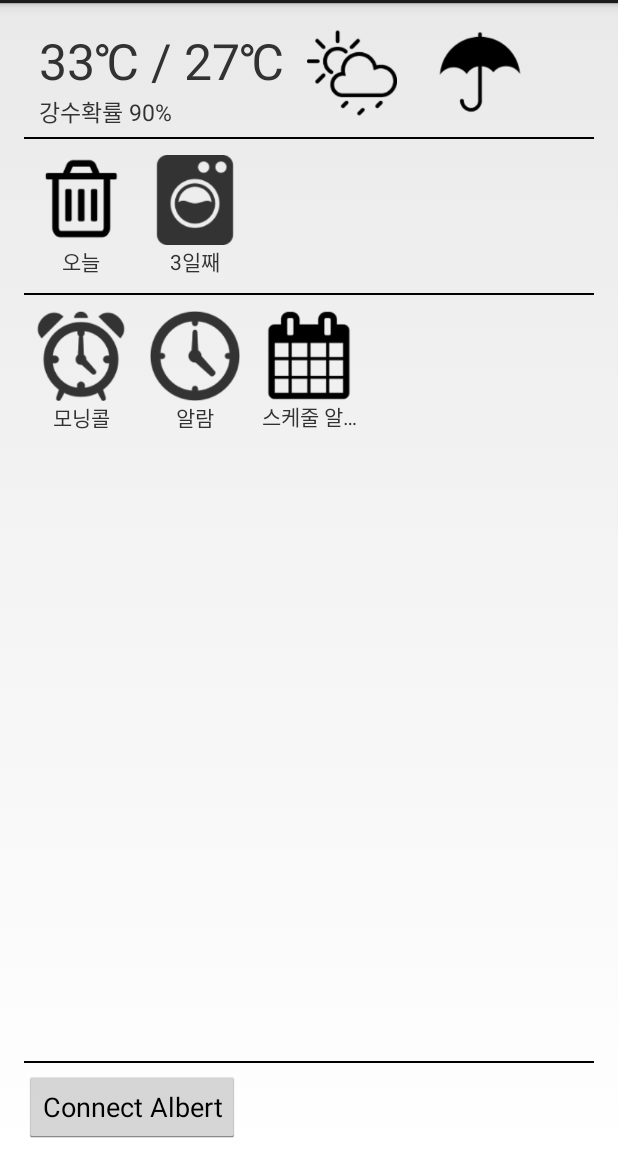
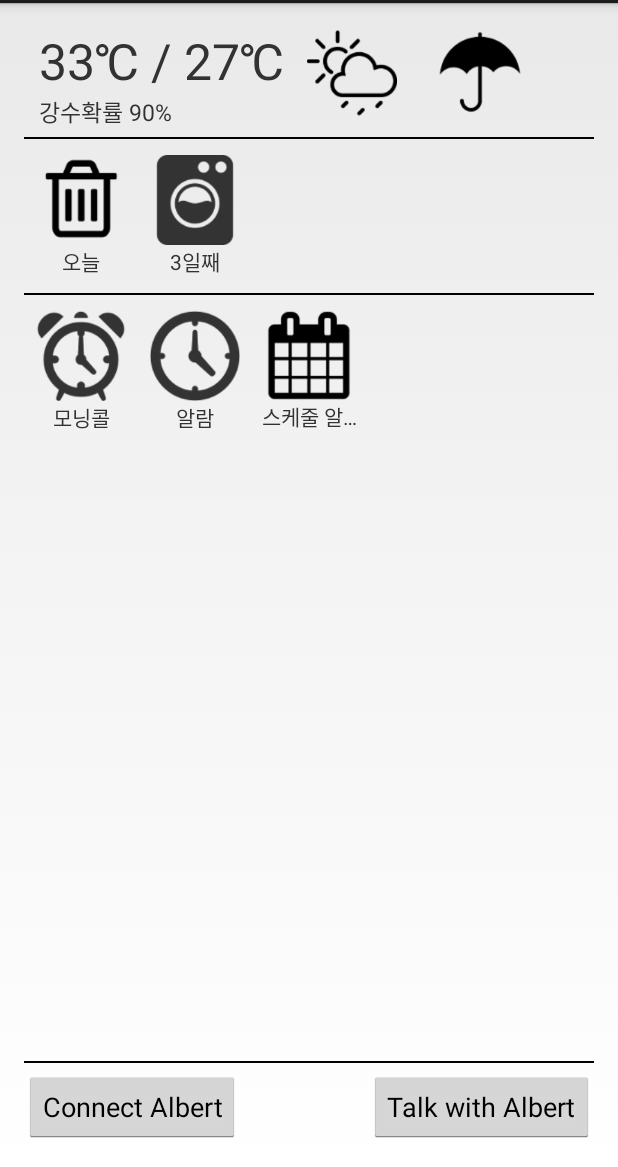
Before and after one commit to YuKyungKim/JachwiBot, an Android app: the screen it shows after launch (MainActivity), on a phone screen of 412 x 824 dp, the part 69-1236 px from its top. Run offline under Robolectric (Android 15) with nearby library versions, the phone set to English and light mode, and no system bars; 2 statements that could not run were skipped.

Commit message:
include Decoder_pcm, Conversation, SimsimiAPI altered MainActivity

```diff
--- a/app/build.gradle
+++ b/app/build.gradle
@@ -22,4 +22,5 @@ android {
 dependencies {
     compile fileTree(dir: 'libs', include: ['*.jar'])
     compile project(':orgsmartrobotandroid8140')
+    compile files('jl1.0.1.jar')
 }
--- a/app/src/main/java/com/soma/albert/jachwibot/MainActivity.java
+++ b/app/src/main/java/com/soma/albert/jachwibot/MainActivity.java
@@ -3,10 +3,7 @@ package com.soma.albert.jachwibot;
 import android.app.Activity;
 import android.content.Context;
 import android.content.Intent;
-import android.content.pm.PackageManager;
-import android.content.pm.ResolveInfo;
 import android.os.Bundle;
-import android.util.Log;
 import android.view.LayoutInflater;
 import android.view.Menu;
 import android.view.MenuItem;
@@ -18,10 +15,13 @@ import android.widget.GridView;
 import android.widget.ImageView;
 import android.widget.TextView;
 
+import org.roboid.robot.Device;
+import org.roboid.robot.Robot;
 import org.smartrobot.android.RobotActivity;
 
 import java.util.ArrayList;
-import java.util.List;
+
+import kr.robomation.physical.Albert;
 
 
 public class MainActivity extends RobotActivity implements View.OnClickListener{
@@ -30,19 +30,42 @@ public class MainActivity extends RobotActivity implements View.OnClickListener{
     GridView houseworkGridView, alarmGridView;
     private ArrayList<HouseworkComponent> houseCompList = new ArrayList();
     private ArrayList<AlarmComponent> alarmCompList = new ArrayList();
+    private Conversation conversation;
+    private Device mSpeakerDevice;
 
+    public String simsimi_response="";
+
+    @Override
+    public void onInitialized(Robot robot)
+    {
+        mSpeakerDevice = robot.findDeviceById(Albert.EFFECTOR_SPEAKER);
+    }
     @Override
     public void onClick(View v) {
         if(v.getId() == R.id.albertConnectBtn) {
             Intent serviceIntent = new Intent(this, LuncherService.class);
             startService(serviceIntent);
         }
+        else if(v.getId() == R.id.conversationBtn) {//알버트 대화 버튼
+            conversation.start(mSpeakerDevice);
+            try {
+                Thread.sleep(300);
+            } catch (InterruptedException e) {
+                e.printStackTrace();
+            }
+            check();
+        }
     }
+    public void check(){
 
+    }
     @Override
     protected void onCreate(Bundle savedInstanceState) {
         super.onCreate(savedInstanceState);
-
+        //get Context to Decoder
+        Decoder_pcm decoder = new Decoder_pcm(this);
+        //get Context to Decoder
+        conversation= new Conversation(this);
         // test component
         houseCompList.add(new HouseworkComponent(1, "오늘"));
         houseCompList.add(new HouseworkComponent(2, "3일째"));
@@ -62,6 +85,11 @@ public class MainActivity extends RobotActivity implements View.OnClickListener{
         // 알버트와 스마트폰을 연결하는 버튼
         Button albertConnectBtn = (Button) findViewById(R.id.albertConnectBtn);
         albertConnectBtn.setOnClickListener(this);
+
+        // 알버트랑 대화하기
+        Button conversationBtn = (Button) findViewById(R.id.conversationBtn);
+        conversationBtn.setOnClickListener(this);
+
     }
 
     public class houseworkGridAdapter extends BaseAdapter {
--- a/app/src/main/res/layout/activity_main.xml
+++ b/app/src/main/res/layout/activity_main.xml
@@ -124,4 +124,12 @@
         android:layout_alignParentBottom="true"
         android:layout_alignParentStart="true" />
 
+    <Button
+        android:layout_width="wrap_content"
+        android:layout_height="wrap_content"
+        android:text="Talk with Albert"
+        android:id="@+id/conversationBtn"
+        android:layout_alignParentBottom="true"
+        android:layout_alignParentEnd="true" />
+
 </RelativeLayout>
```
Also changed, not shown: 2 other files.
